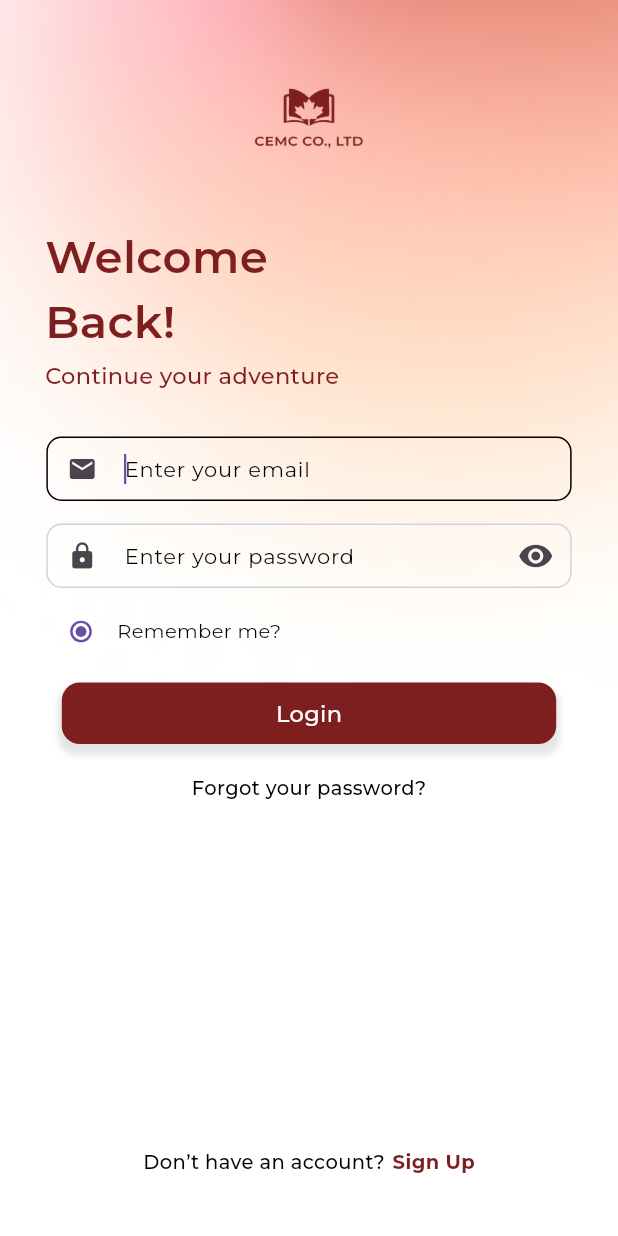
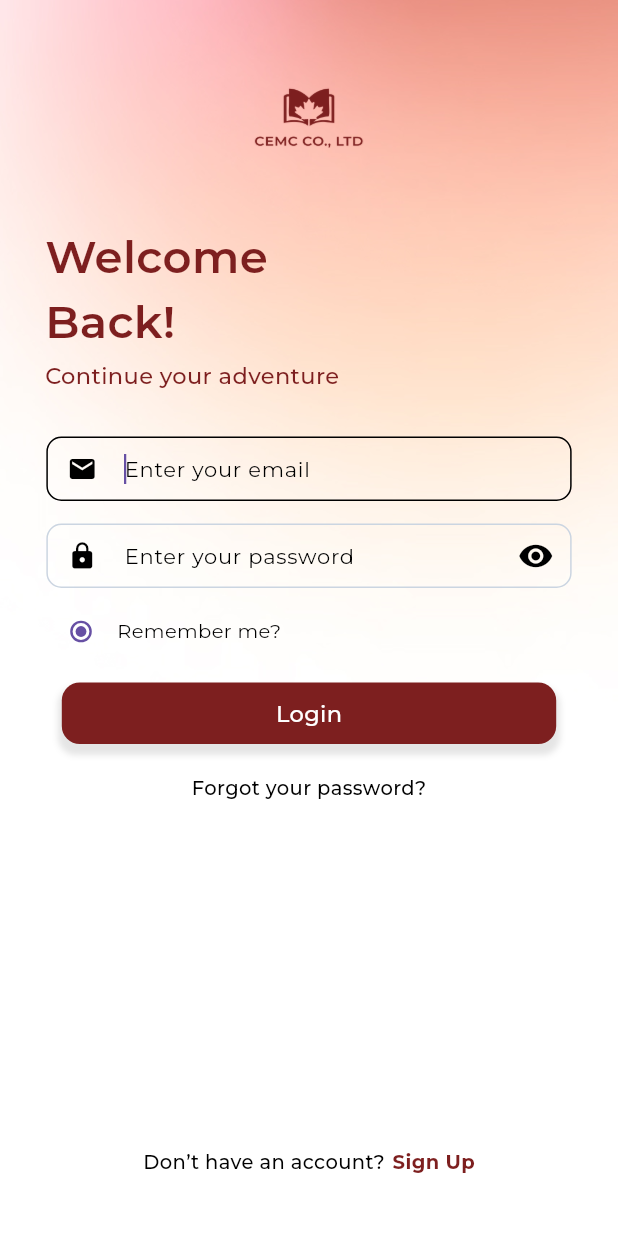
Before and after one commit to NgTrHung27/StudyAbroad_MobileApp, a Flutter app: the screen it shows after launch, on a phone screen of 412 x 824 dp. Run offline on Flutter 3.47's test engine with Material 3 defaults, Android fonts, the phone set to English and light mode, and no system bars; our stand-ins replace flutter_bloc, fluttertoast, google_fonts, image_picker, shared_preferences.

Commit message:
finalize textfield

```diff
--- a/lib/components/text_field.dart
+++ b/lib/components/text_field.dart
@@ -76,9 +76,14 @@ class _MyTextFieldState extends State<MyTextField> {
         ),
         decoration: InputDecoration(
             hintText: widget.hintText,
-            prefixIcon: Icon(widget.prefixIcon, size: 20),
+            prefixIcon: Icon(
+              widget.prefixIcon,
+              size: 20,
+              color: Colors.black,
+            ),
             suffixIcon: widget.obscureText
                 ? IconButton(
+                    color: Colors.black,
                     icon: Icon(
                       _obscureText ? Icons.visibility : Icons.visibility_off,
                     ),
```
